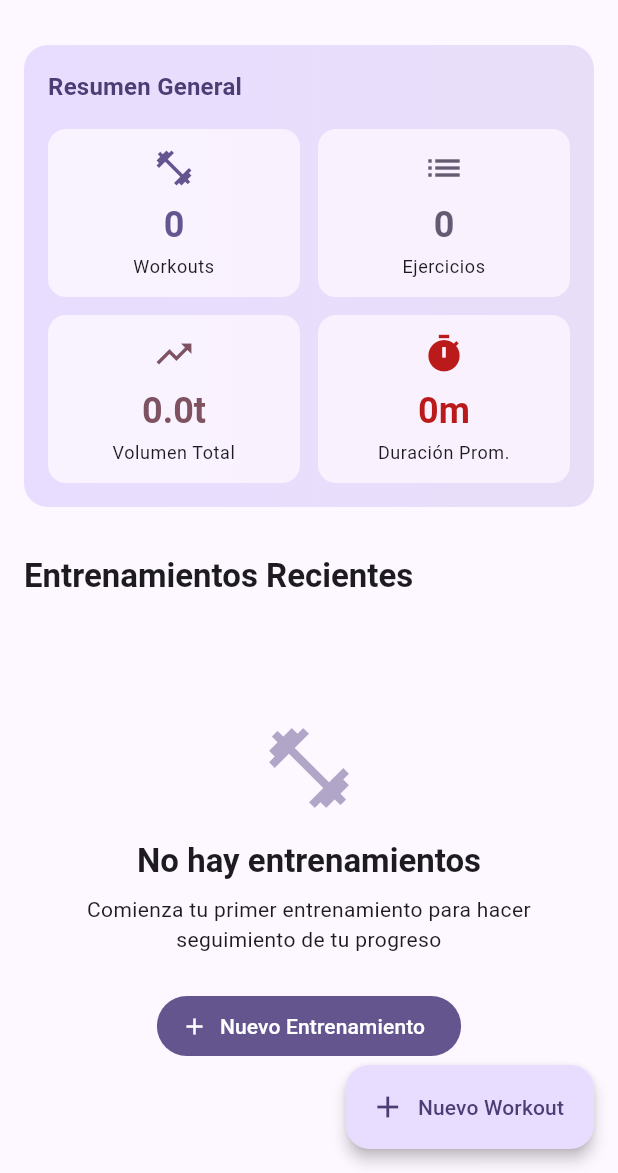
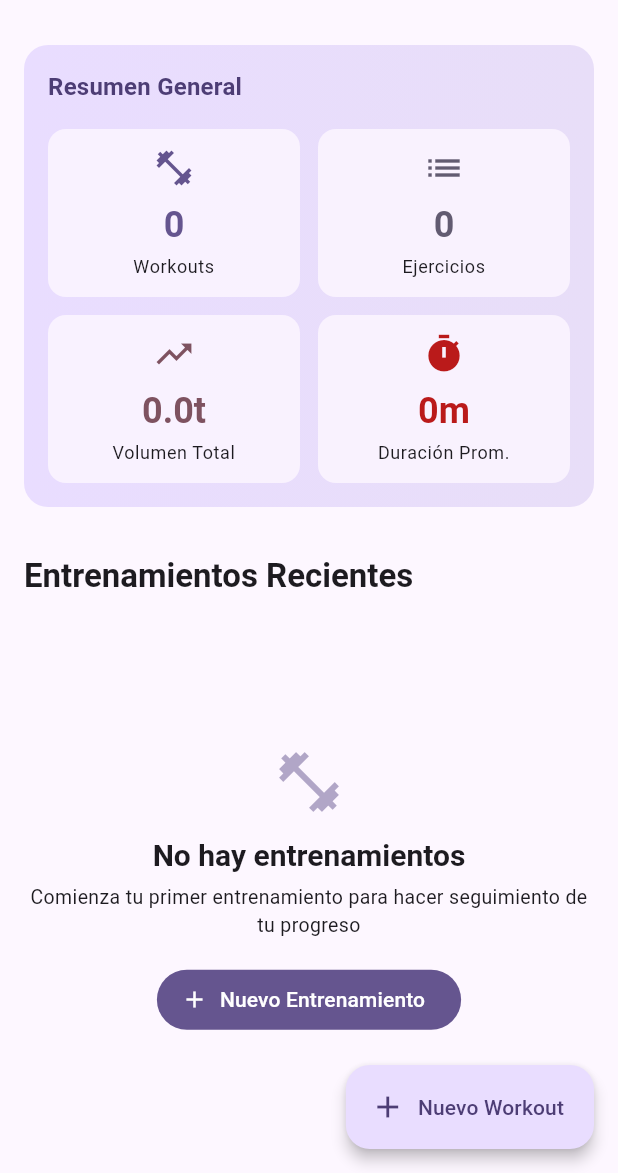
Before and after one commit to Doddieko67/app_watch, a Flutter app: the FitnessHomeScreen screen opened directly, on a phone screen of 412 x 824 dp, the part 63-1236 px from its top. Run offline on Flutter 3.47's test engine with Material 3 defaults, Android fonts, the phone set to English and light mode, and no system bars; our stand-ins replace drift, file_picker, fl_chart, flutter_local_notifications, flutter_riverpod, flutter_secure_storage and 8 more; accounts and stored records are empty; generated files the repository leaves out were written again.

Commit message:
fix: redesign FitnessHomeScreen empty state with adaptive layout
- Use LayoutBuilder to detect available space dynamically
- Add SingleChildScrollView to prevent overflow on small screens
- Implement adaptive sizing: smaller icons/text/spacing when space is limited
- Guarantees no overflow regardless of screen size
- More robust than fixed spacing approach

🤖 Generated with [Claude Code](https://claude.com/claude-code)

Co-Authored-By: Claude <noreply@anthropic.com>

```diff
--- a/lib/features/fitness/presentation/screens/fitness_home_screen.dart
+++ b/lib/features/fitness/presentation/screens/fitness_home_screen.dart
@@ -360,32 +360,40 @@ class _EmptyState extends StatelessWidget {
   Widget build(BuildContext context) {
     final theme = Theme.of(context);
 
+    return LayoutBuilder(
+      builder: (context, constraints) {
+        // Adaptar el diseño según el espacio disponible
+        final hasLimitedSpace = constraints.maxHeight < 400;
+
         return Center(
-      child: Padding(
-        padding: const EdgeInsets.all(32),
+          child: SingleChildScrollView(
+            padding: EdgeInsets.all(hasLimitedSpace ? 16 : 24),
             child: Column(
               mainAxisSize: MainAxisSize.min,
               mainAxisAlignment: MainAxisAlignment.center,
               children: [
                 Icon(
                   Icons.fitness_center,
-              size: 64,
+                  size: hasLimitedSpace ? 48 : 64,
                   color: theme.colorScheme.primary.withOpacity(0.5),
                 ),
-            const SizedBox(height: 16),
+                SizedBox(height: hasLimitedSpace ? 12 : 16),
                 Text(
                   'No hay entrenamientos',
                   style: theme.textTheme.titleLarge?.copyWith(
                     fontWeight: FontWeight.bold,
+                    fontSize: hasLimitedSpace ? 20 : null,
                   ),
                 ),
-            const SizedBox(height: 8),
+                SizedBox(height: hasLimitedSpace ? 6 : 8),
                 Text(
                   'Comienza tu primer entrenamiento para hacer seguimiento de tu progreso',
-              style: theme.textTheme.bodyMedium,
+                  style: theme.textTheme.bodyMedium?.copyWith(
+                    fontSize: hasLimitedSpace ? 13 : null,
+                  ),
                   textAlign: TextAlign.center,
                 ),
-            const SizedBox(height: 24),
+                SizedBox(height: hasLimitedSpace ? 16 : 24),
                 FilledButton.icon(
                   onPressed: onAddWorkout,
                   icon: const Icon(Icons.add),
@@ -395,5 +403,7 @@ class _EmptyState extends StatelessWidget {
             ),
           ),
         );
+      },
+    );
   }
 }
```
Lines whose indentation alone changed are shown as unchanged.
